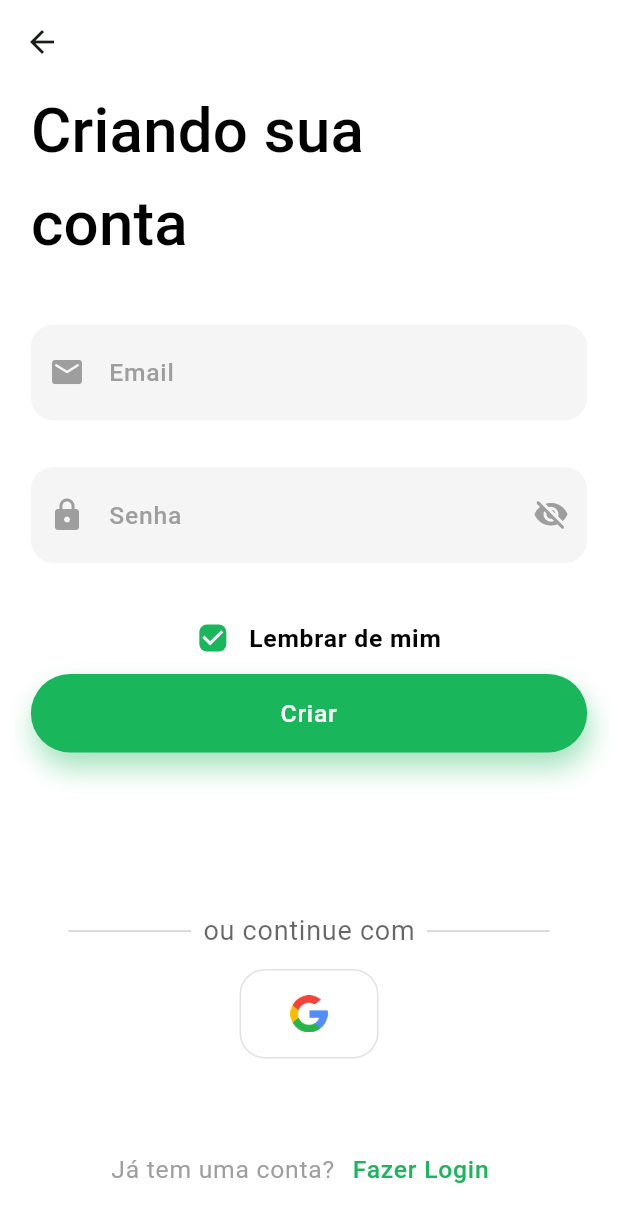
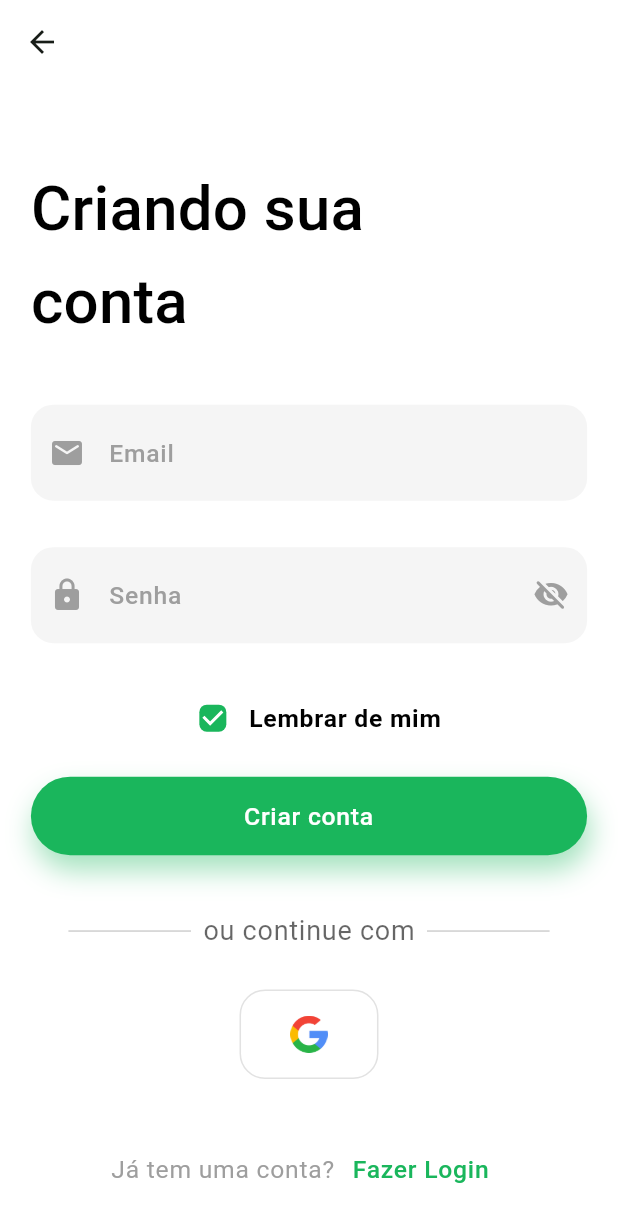
Before and after one commit to JoseVinicius-P/AluExpress-Flutter, a Flutter app: the CreateAccountPage screen opened by its route, on a phone screen of 412 x 824 dp. Shown: the top 1222 px of the screen. Run offline on Flutter 3.47's test engine with Material 2 defaults, Android fonts, the phone set to English and light mode, and no system bars; drawn by our look-alikes of auto_size_text; our stand-ins replace carousel_slider, device_preview, flutter_modular, flutter_triple, mask_text_input_formatter, responsive_builder.

Commit message:
style: Melhorando disposição dos elementos

```diff
--- a/lib/app/modules/authentication/pages/create_account_page.dart
+++ b/lib/app/modules/authentication/pages/create_account_page.dart
@@ -29,17 +29,17 @@ class CreateAccountPageState extends State<CreateAccountPage> {
           mainAxisSize: MainAxisSize.max,
           children: [
             Expanded(
-              flex: 1,
-              child: const TitleWidget(
-                text: 'Criando sua \nconta',
-                textAlign: TextAlign.left,
-              ),
-            ),
-            Expanded(
-              flex: 2,
+              flex: 3,
                 child: Column(
                   crossAxisAlignment: CrossAxisAlignment.center,
                   children: [
+                    const Spacer(),
+                    const SizedBox(height: 50,),
+                    const TitleWidget(
+                      text: 'Criando sua \nconta',
+                      textAlign: TextAlign.left,
+                    ),
+                    const Spacer(),
                     const TextFieldWidget(
                         hint: 'Email',
                         enable: true,
@@ -54,22 +54,26 @@ class CreateAccountPageState extends State<CreateAccountPage> {
                         keyboardType: TextInputType.visiblePassword
                     ),
                     ChekboxRememberMe(checked: true, onChanged: (isChecked){},),
+                    const SizedBox(height: 15,),
                     DefaultButtonWidget(
                       onTap: (){},
-                      text: 'Criar',
+                      text: 'Criar conta',
                       backgroundColor: MyColors.primaryColor,
                       textColor: Colors.white,
                       shadow: true,
-                    )
+                    ),
+                    const Spacer(),
                   ],
                 )
             ),
             Expanded(
+              flex: 1,
                 child: Column(
                   mainAxisSize: MainAxisSize.min,
                   mainAxisAlignment: MainAxisAlignment.spaceBetween,
                   children: [
                     const DividerWidget(text: "ou continue com"),
+                    const SizedBox(height: 15,),
                     Row(
                       mainAxisSize: MainAxisSize.min,
                       children: [
```
